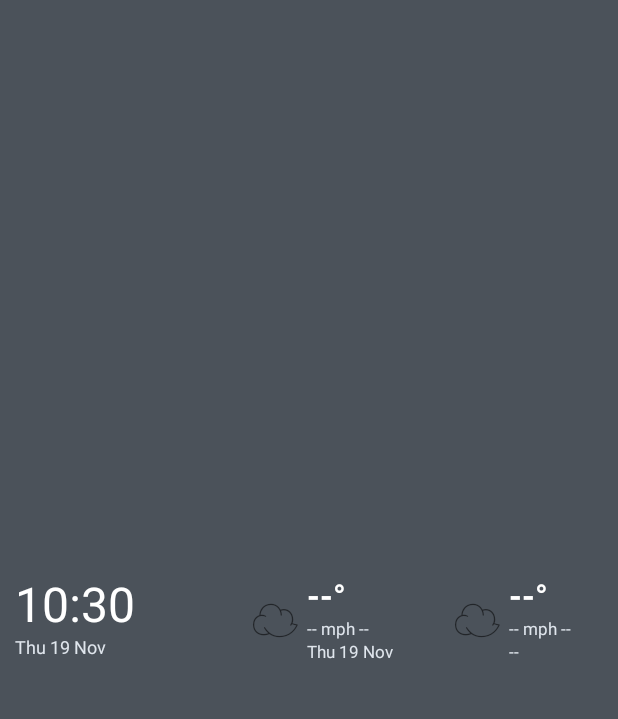
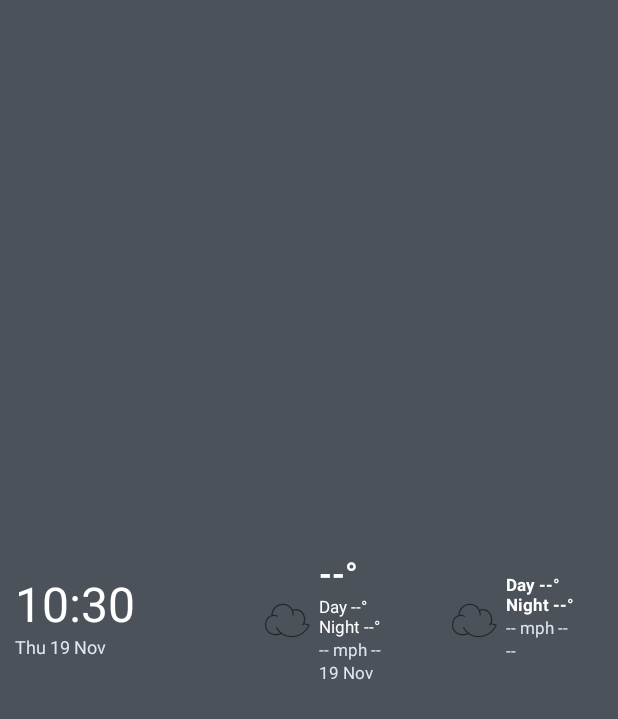
Before and after one commit to PhilColbert/PhilColbert-Barn-Weather-Clock, an Android app: the layout widget_barn_weather.xml on its own in the app's theme, with its tools: preview values and no code run, on a phone screen of 412 x 824 dp. Shown: the top 719 px of the screen. Run offline under Robolectric (Android 15) with nearby library versions, the phone set to English and light mode, and no system bars.

Commit message:
Add current and forecast day/night rows and date-only current date

```diff
--- a/app/src/main/res/layout/widget_barn_weather.xml
+++ b/app/src/main/res/layout/widget_barn_weather.xml
@@ -20,10 +20,12 @@
         <LinearLayout android:layout_width="wrap_content" android:layout_height="wrap_content" android:orientation="vertical">
             <TextView android:id="@+id/current_temp" android:layout_width="wrap_content" android:layout_height="wrap_content"
                 android:text="--°" android:textColor="#FFFFFFFF" android:textSize="22sp" android:textStyle="bold" />
+            <TextView android:id="@+id/current_daynight" android:layout_width="wrap_content" android:layout_height="wrap_content"
+                android:text="Day --°&#10;Night --°" android:textColor="#FFFFFFFF" android:textSize="11sp" />
             <TextView android:id="@+id/current_wind" android:layout_width="wrap_content" android:layout_height="wrap_content"
                 android:text="-- mph --" android:textColor="#FFE0E6ED" android:textSize="11sp" />
             <TextClock android:id="@+id/current_date" android:layout_width="wrap_content" android:layout_height="wrap_content"
-                android:format12Hour="EEE d MMM" android:format24Hour="EEE d MMM"
+                android:format12Hour="d MMM" android:format24Hour="d MMM"
                 android:textColor="#FFE0E6ED" android:textSize="11sp" />
         </LinearLayout>
     </LinearLayout>
@@ -33,7 +35,7 @@
             android:text="☁" android:textSize="32sp" android:paddingEnd="5dp" />
         <LinearLayout android:layout_width="wrap_content" android:layout_height="wrap_content" android:orientation="vertical">
             <TextView android:id="@+id/forecast_temp" android:layout_width="wrap_content" android:layout_height="wrap_content"
-                android:text="--°" android:textColor="#FFFFFFFF" android:textSize="22sp" android:textStyle="bold" />
+                android:text="Day --°&#10;Night --°" android:textColor="#FFFFFFFF" android:textSize="11sp" android:textStyle="bold" />
             <TextView android:id="@+id/forecast_wind" android:layout_width="wrap_content" android:layout_height="wrap_content"
                 android:text="-- mph --" android:textColor="#FFE0E6ED" android:textSize="11sp" />
             <TextView android:id="@+id/forecast_date" android:layout_width="wrap_content" android:layout_height="wrap_content"
```
